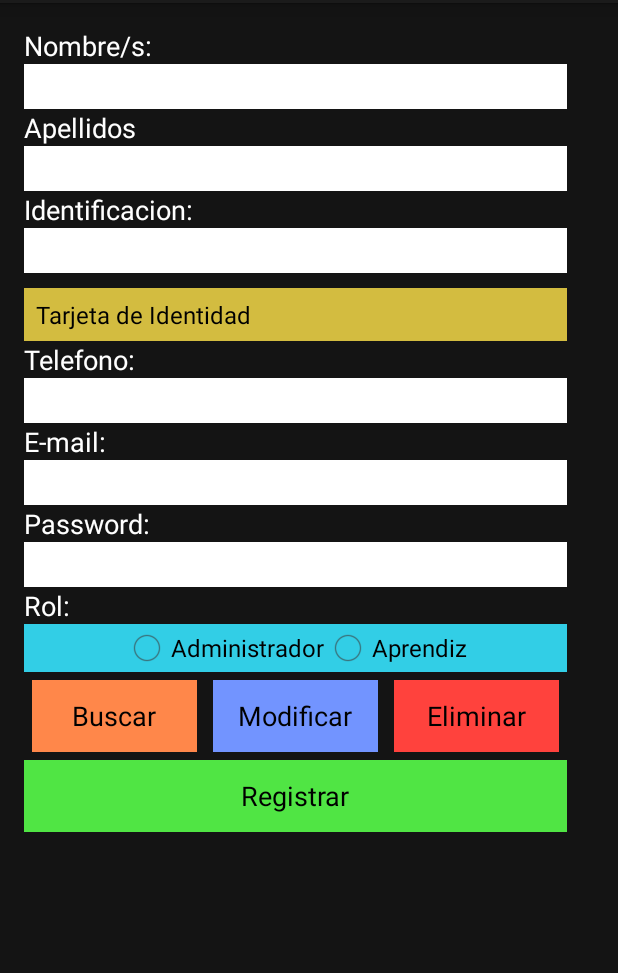
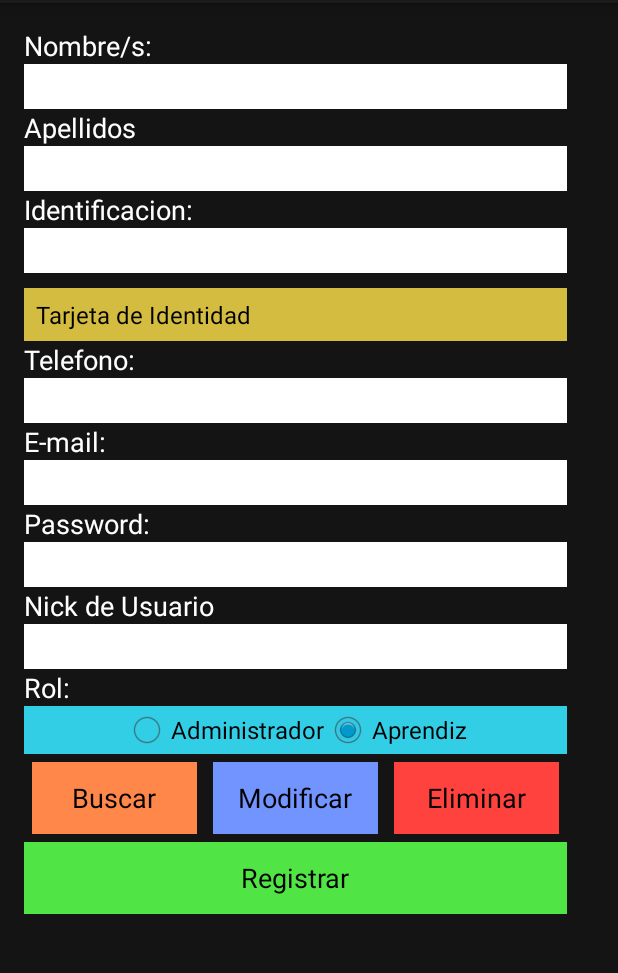
Before and after one commit to adsiRepository/SIMGEPLAPP, an Android app: the ActivityUsuarios screen opened directly, with no data from a screen before it, on a phone screen of 412 x 824 dp, the part 69-1042 px from its top. Run offline under Robolectric (Android 15) with nearby library versions, the phone set to English and light mode, and no system bars.

Commit message:
Loggeo y Registro(solo guardar) de usuario correctos, no se pierde la carga al girar

```diff
--- a/SIMGEPLAPP/app/src/main/java/com/adsi38_sena/simgeplapp/Controlador/ComunicacionServidor/AsyncLoggin.java
+++ b/SIMGEPLAPP/app/src/main/java/com/adsi38_sena/simgeplapp/Controlador/ComunicacionServidor/AsyncLoggin.java
@@ -36,7 +36,7 @@ public class AsyncLoggin extends AsyncTask<String, String, Boolean> {
         try {//obtenemos user_process y pass_onprocess
             user_process = params[0];
             pass_onprocess = params[1];
-            SystemClock.sleep(4000);
+            //SystemClock.sleep(4000);
             //enviamos, recibimos y analizamos los datos en segundo plano.
             switch (server.intentoLoggeo(user_process, pass_onprocess)) {//ejecuto el metodo intentoLoggeo del objeto server este instanciado de la clase "ComunicadorServidor"
                 case -1:
@@ -61,7 +61,7 @@ public class AsyncLoggin extends AsyncTask<String, String, Boolean> {
 
     @Override
     protected void onProgressUpdate(String... values) {
-        //Toast.makeText(getActivity().getApplicationContext(), values[0], Toast.LENGTH_LONG).show();
+        Toast.makeText(simgeplapp.getApplicationContext(), values[0], Toast.LENGTH_LONG).show();
     }
 
     @Override
--- a/SIMGEPLAPP/app/src/main/java/com/adsi38_sena/simgeplapp/Vistas/ActivityUsuarios.java
+++ b/SIMGEPLAPP/app/src/main/java/com/adsi38_sena/simgeplapp/Vistas/ActivityUsuarios.java
@@ -24,7 +24,7 @@ import java.util.ArrayList;
 
 public class ActivityUsuarios extends Activity implements View.OnClickListener {
 
-    EditText txt_nombre, txt_apes, txt_id, txt_tel, txt_mail, txt_pass;
+    EditText txt_nombre, txt_apes, txt_id, txt_tel, txt_mail, txt_nick, txt_pass;
     Spinner select_tipo_id;
     RadioGroup opcs_rol;
     //RadioButton rol_admin, rol_apz;//de aprendiz
@@ -43,6 +43,7 @@ public class ActivityUsuarios extends Activity implements View.OnClickListener {
         txt_id = (EditText) findViewById(R.id.edt_id);
         txt_tel = (EditText) findViewById(R.id.edt_tel);
         txt_mail = (EditText) findViewById(R.id.edt_mail);
+        txt_nick = (EditText) findViewById(R.id.edt_nick);
         txt_pass = (EditText) findViewById(R.id.edt_contrasena);
 
         select_tipo_id = (Spinner) findViewById(R.id.spin_tipo_id);
@@ -78,7 +79,6 @@ public class ActivityUsuarios extends Activity implements View.OnClickListener {
         btn_eliminar = (Button) findViewById(R.id.btn_users_eliminar);
         btn_eliminar.setOnClickListener(this);
 
-
         //linea que me permite recapturar el hilo donde se despliega el dialogo emergente; aqui se sostiene el hilo y se adjunta cosntantemente al nuevo activity al cambiar configuaciones
         GestionCargas.obtenerInstancia().adjuntarProcesoUsuario(SIMGEPLAPP.CargaSegura.LLAVE_PROCESO_CARGA_USERS, this);
         //--
@@ -93,8 +93,8 @@ public class ActivityUsuarios extends Activity implements View.OnClickListener {
             try {
                 //Toast.makeText(getApplicationContext(), "Estas Registrando un User", Toast.LENGTH_LONG).show();
 
-                if ((txt_nombre.getText().toString().length() > 0) /*&& (txt_apes.getText().toString().length() > 0) &&
-                        (txt_id.getText().toString().length() > 0)*/) {
+                if ((txt_nombre.getText().toString().length() > 0) && (txt_apes.getText().toString().length() > 0) &&
+                        (txt_id.getText().toString().length() > 0)) {
                     Usuario nuevo_usuario = new Usuario();
                     nuevo_usuario.setNom(txt_nombre.getText().toString());
                     nuevo_usuario.setApe(txt_apes.getText().toString());
@@ -102,6 +102,7 @@ public class ActivityUsuarios extends Activity implements View.OnClickListener {
                     nuevo_usuario.setTipo_ide(select_tipo_id.getSelectedItem().toString());
                     nuevo_usuario.setTel(txt_tel.getText().toString());
                     nuevo_usuario.setEmail(txt_mail.getText().toString());
+                    nuevo_usuario.setNick(txt_nick.getText().toString());
                     nuevo_usuario.setPass(txt_pass.getText().toString());
                     nuevo_usuario.setRol(opc_rol_elegida);
 
@@ -118,6 +119,7 @@ public class ActivityUsuarios extends Activity implements View.OnClickListener {
 
                 } else {
                     SIMGEPLAPP.vibrateError(ActivityUsuarios.this);
+                    Toast.makeText(getApplicationContext(), "nombre, apellido e Id requeridos", Toast.LENGTH_LONG).show();
                 }
             }catch (Exception eh){
                 Toast.makeText(getApplicationContext(), "btn_reg: "+eh.toString(), Toast.LENGTH_LONG).show();
--- a/SIMGEPLAPP/app/src/main/res/layout-land/activity_usuarios.xml
+++ b/SIMGEPLAPP/app/src/main/res/layout-land/activity_usuarios.xml
@@ -189,6 +189,30 @@
                         android:layout_width="wrap_content"
                         android:layout_height="wrap_content"
                         android:textAppearance="?android:attr/textAppearanceMedium"
+                        android:text="Nick de Usuario"
+                        android:id="@+id/txv_nick"
+                        android:textColor="#ffffffff"/>
+                </TableRow>
+
+                <TableRow
+                    android:layout_width="match_parent"
+                    android:layout_height="match_parent">
+
+                    <EditText
+                        android:layout_width="320dp"
+                        android:layout_height="30dp"
+                        android:id="@+id/edt_nick"
+                        android:background="#ffffffff"/>
+                </TableRow>
+
+                <TableRow
+                    android:layout_width="match_parent"
+                    android:layout_height="match_parent">
+
+                    <TextView
+                        android:layout_width="wrap_content"
+                        android:layout_height="wrap_content"
+                        android:textAppearance="?android:attr/textAppearanceMedium"
                         android:text="Rol:"
                         android:id="@+id/txv_rol"
                         android:textColor="#ffffffff"/>
@@ -219,7 +243,7 @@
                             android:layout_height="wrap_content"
                             android:text="Aprendiz"
                             android:id="@+id/radio_aprendiz"
-                            android:checked="false"/>
+                            android:checked="true"/>
                     </RadioGroup>
                 </TableRow>
 
--- a/SIMGEPLAPP/app/src/main/res/layout-port/activity_usuarios.xml
+++ b/SIMGEPLAPP/app/src/main/res/layout-port/activity_usuarios.xml
@@ -189,6 +189,30 @@
                         android:layout_width="wrap_content"
                         android:layout_height="wrap_content"
                         android:textAppearance="?android:attr/textAppearanceMedium"
+                        android:text="Nick de Usuario"
+                        android:id="@+id/txv_nick"
+                        android:textColor="#ffffffff"/>
+                </TableRow>
+
+                <TableRow
+                    android:layout_width="match_parent"
+                    android:layout_height="match_parent">
+
+                    <EditText
+                        android:layout_width="320dp"
+                        android:layout_height="30dp"
+                        android:id="@+id/edt_nick"
+                        android:background="#ffffffff"/>
+                </TableRow>
+
+                <TableRow
+                    android:layout_width="match_parent"
+                    android:layout_height="match_parent">
+
+                    <TextView
+                        android:layout_width="wrap_content"
+                        android:layout_height="wrap_content"
+                        android:textAppearance="?android:attr/textAppearanceMedium"
                         android:text="Rol:"
                         android:id="@+id/txv_rol"
                         android:textColor="#ffffffff"/>
@@ -219,7 +243,7 @@
                             android:layout_height="wrap_content"
                             android:text="Aprendiz"
                             android:id="@+id/radio_aprendiz"
-                            android:checked="false"/>
+                            android:checked="true"/>
                     </RadioGroup>
                 </TableRow>
 
```
Also changed, not shown: SIMGEPLAPP/app/src/main/java/com/adsi38_sena/simgeplapp/Controlador/ComunicacionServidor/AsyncUsers.java (+56 -32 lines), SIMGEPLAPP/app/src/main/java/com/adsi38_sena/simgeplapp/Controlador/ComunicacionServidor/ComunicadorServidor.java (+79 -21 lines), SIMGEPLAPP/app/src/main/java/com/adsi38_sena/simgeplapp/Modelo/Usuario.java (+34 -10 lines).
